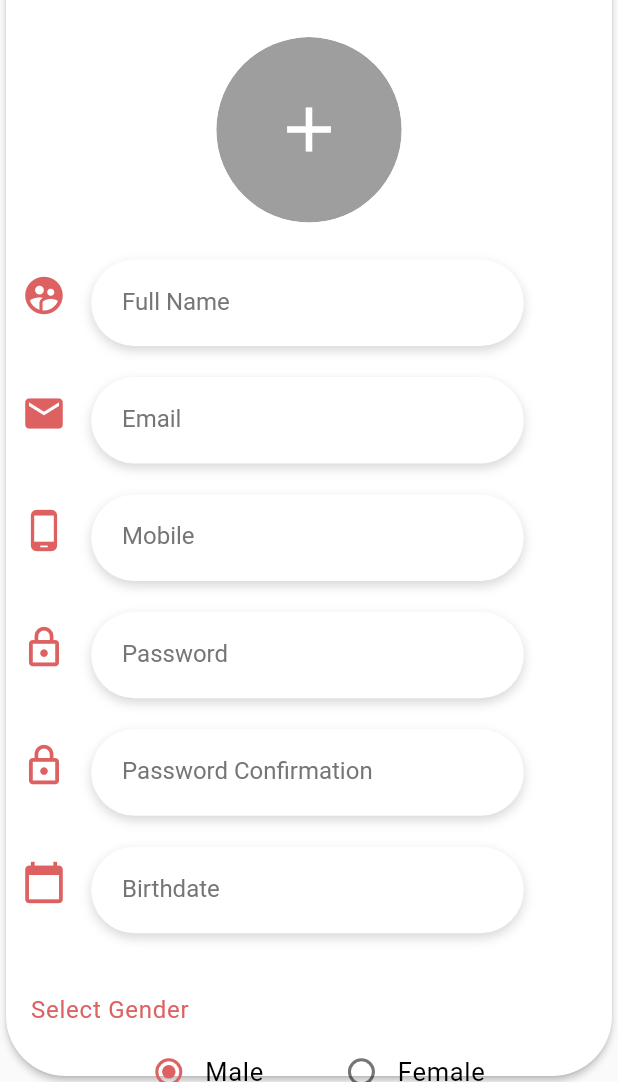
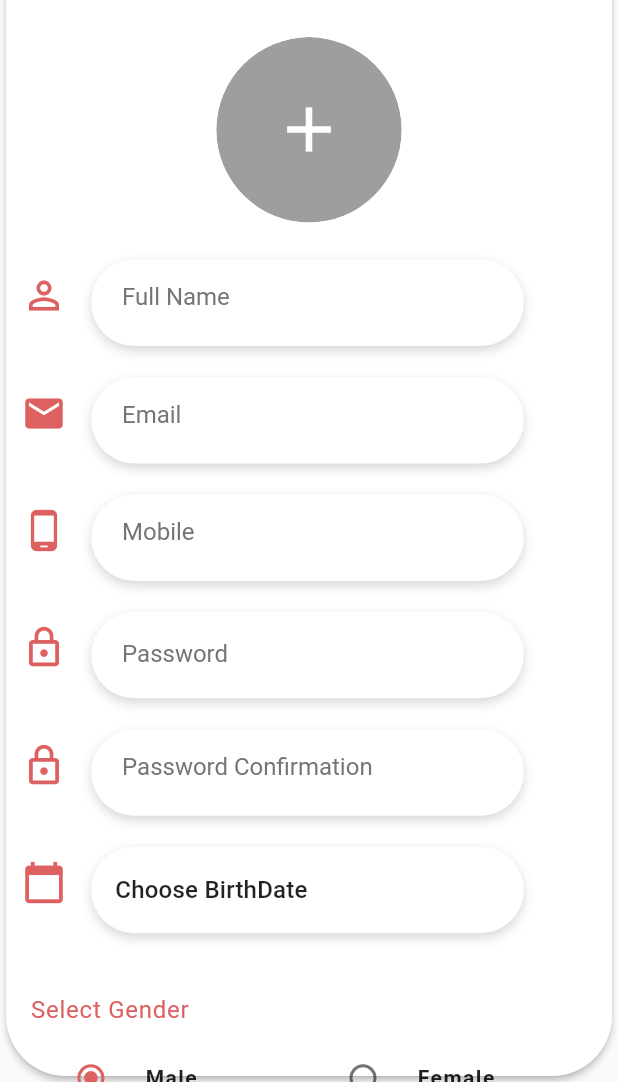
Before and after one commit to beroabraam12/Premedic, a Flutter app: the RegisterCard widget shown alone on an empty page, opened directly, on a phone screen of 412 x 824 dp, the part 154-1236 px from its top. Run offline on Flutter 3.47's test engine with Material 2 defaults, Android fonts, the phone set to English and light mode, and no system bars; our stand-ins replace flutter_signin_button, image_picker, pinput, rating_bar.

Commit message:
fix reg textfields, add Validation, & DatePicker

```diff
--- a/lib/components/Register/registercard.dart
+++ b/lib/components/Register/registercard.dart
@@ -1,9 +1,12 @@
 import 'package:flutter/material.dart';
 import 'package:flutter_signin_button/flutter_signin_button.dart';
 import 'package:image_picker/image_picker.dart';
+import 'package:premedic/pages/home.dart';
 import 'dart:io';
+import 'package:intl/intl.dart';
+import 'package:premedic/pages/login.dart';
 
-import 'package:premedic/pages/login.dart';
+enum Gender { Male, Female }
 
 class RegisterCard extends StatefulWidget {
   @override
@@ -14,8 +17,33 @@ class _RegisterCardState extends State<RegisterCard> {
   String radioButtonItem = 'Gender';
   int id = 1;
   File imageFile;
+  bool _isLoading;
+  DateTime _selectedDate;
 
+  final TextEditingController _passwordTextController = TextEditingController();
+  final GlobalKey<FormState> _formKey = GlobalKey<FormState>();
   final picker = ImagePicker();
+  Gender _gender = Gender.Male;
+
+  String fullName, email, mobile, password, birthDate;
+
+  void _presentDatePicker() {
+    showDatePicker(
+      context: context,
+      initialDate: _selectedDate == null ? DateTime.now() : _selectedDate,
+      firstDate: DateTime(1970, 1),
+      lastDate: DateTime.now(),
+    ).then((pickedDate) {
+      if (pickedDate == null) {
+        return;
+      }
+      setState(() {
+        _selectedDate = pickedDate;
+        // Provider.of<User>(context, listen: false).updatedUser.birthdate =
+        //     pickedDate;
+      });
+    });
+  }
 
   void getImages(BuildContext context, ImageSource source) async {
     final pickedFile = await picker.getImage(source: source, imageQuality: 50);
@@ -81,6 +109,81 @@ class _RegisterCardState extends State<RegisterCard> {
     );
   }
 
+  Widget _buildGenderContainer(mediaQuery) {
+    return Container(
+      margin: EdgeInsets.symmetric(horizontal: mediaQuery.size.width * 0.05),
+      child: Row(
+        children: <Widget>[
+          Flexible(
+            fit: FlexFit.loose,
+            child: RadioListTile<Gender>(
+              title: Text(
+                "Male",
+                style: TextStyle(fontSize: 14),
+              ),
+              value: Gender.Male,
+              groupValue: _gender,
+              onChanged: (Gender value) {
+                setState(() {
+                  _gender = value;
+                });
+              },
+            ),
+          ),
+          Flexible(
+            fit: FlexFit.loose,
+            child: RadioListTile<Gender>(
+              title: Text(
+                "Female",
+                style: TextStyle(fontSize: 14),
+              ),
+              value: Gender.Female,
+              groupValue: _gender,
+              onChanged: (Gender value) {
+                setState(() {
+                  _gender = value;
+                });
+              },
+            ),
+          ),
+        ],
+      ),
+    );
+  }
+
+  Future submitRegister() async {
+    // final authUser = Provider.of<User>(context, listen: false);
+    if (!_formKey.currentState.validate()) {
+      return;
+    }
+    setState(() {
+      _isLoading = true;
+    });
+    _formKey.currentState.save();
+    // user = UserModel(
+    //     name: fullname,
+    //     email: email,
+    //     phoneNumber: phone,
+    //     password: password,
+    //     gender: _gender == Gender.Male ? "Male" : "Female",
+    //     block: false);
+
+    var success = true; // await authUser.signup(user, context);
+    if (success) {
+      setState(() {
+        _isLoading = false;
+      });
+      Navigator.of(context).pushNamedAndRemoveUntil(
+          HomePage.routeName, (Route<dynamic> route) => false);
+    } else {
+      setState(() {
+        _isLoading = false;
+      });
+      // WarningPopup.showWarningDialog(context, false,
+      //     Provider.of<User>(context, listen: false).errorMessage);
+    }
+  }
+
   @override
   Widget build(BuildContext context) {
     var mediaQuery = MediaQuery.of(context);
@@ -111,6 +214,10 @@ class _RegisterCardState extends State<RegisterCard> {
               child: _getImageView(context),
             ),
           ),
+          Form(
+            key: _formKey,
+            child: Column(
+              children: <Widget>[
                 Row(
                   crossAxisAlignment: CrossAxisAlignment.start,
                   mainAxisAlignment: MainAxisAlignment.start,
@@ -118,22 +225,25 @@ class _RegisterCardState extends State<RegisterCard> {
                     Padding(
                       padding: EdgeInsets.only(
                         left:
-                      (mediaQuery.size.width - mediaQuery.padding.left) * 0.025,
-                  top:
-                      (mediaQuery.size.height - mediaQuery.padding.top) * 0.011,
+                            (mediaQuery.size.width - mediaQuery.padding.left) *
+                                0.025,
+                        top: (mediaQuery.size.height - mediaQuery.padding.top) *
+                            0.011,
                       ),
                       child: Icon(
-                  Icons.supervised_user_circle,
+                        Icons.perm_identity,
                         color: Theme.of(context).accentColor,
                         size: Theme.of(context).iconTheme.size,
                       ),
                     ),
                     Padding(
                         padding: EdgeInsets.only(
-                left: (mediaQuery.size.width - mediaQuery.padding.left) * 0.04,
+                      left: (mediaQuery.size.width - mediaQuery.padding.left) *
+                          0.04,
                     )),
                     Container(
-                width: (mediaQuery.size.width - mediaQuery.padding.horizontal) *
+                      width: (mediaQuery.size.width -
+                              mediaQuery.padding.horizontal) *
                           0.7,
                       height: mediaQuery.size.height * 0.07,
                       decoration: BoxDecoration(
@@ -147,8 +257,11 @@ class _RegisterCardState extends State<RegisterCard> {
                         ],
                         borderRadius: BorderRadius.circular(30.00),
                       ),
-                child: TextField(
+                      child: TextFormField(
                         decoration: InputDecoration(
+                            errorStyle: TextStyle(
+                              fontSize: 12.0,
+                            ),
                             hintStyle: Theme.of(context).textTheme.headline3,
                             hintText: 'Full Name',
                             border: InputBorder.none,
@@ -156,12 +269,16 @@ class _RegisterCardState extends State<RegisterCard> {
                               horizontal: (mediaQuery.size.width -
                                       mediaQuery.padding.horizontal) *
                                   0.05,
-                        vertical: (mediaQuery.size.height -
-                                mediaQuery.padding.vertical) *
-                            0.027,
                             )),
                         keyboardType: TextInputType.text,
                         style: TextStyle(fontSize: 18),
+                        validator: (value) {
+                          if (value.length < 2) {
+                            return "Please Enter Your Name Correctly";
+                          }
+                          return null;
+                        },
+                        onSaved: (value) => fullName = value,
                       ),
                     )
                   ],
@@ -177,9 +294,10 @@ class _RegisterCardState extends State<RegisterCard> {
                     Padding(
                       padding: EdgeInsets.only(
                         left:
-                      (mediaQuery.size.width - mediaQuery.padding.left) * 0.025,
-                  top:
-                      (mediaQuery.size.height - mediaQuery.padding.top) * 0.011,
+                            (mediaQuery.size.width - mediaQuery.padding.left) *
+                                0.025,
+                        top: (mediaQuery.size.height - mediaQuery.padding.top) *
+                            0.011,
                       ),
                       child: Icon(
                         Icons.email,
@@ -189,10 +307,12 @@ class _RegisterCardState extends State<RegisterCard> {
                     ),
                     Padding(
                         padding: EdgeInsets.only(
-                left: (mediaQuery.size.width - mediaQuery.padding.left) * 0.04,
+                      left: (mediaQuery.size.width - mediaQuery.padding.left) *
+                          0.04,
                     )),
                     Container(
-                width: (mediaQuery.size.width - mediaQuery.padding.horizontal) *
+                      width: (mediaQuery.size.width -
+                              mediaQuery.padding.horizontal) *
                           0.7,
                       height: mediaQuery.size.height * 0.07,
                       decoration: BoxDecoration(
@@ -206,8 +326,20 @@ class _RegisterCardState extends State<RegisterCard> {
                         ],
                         borderRadius: BorderRadius.circular(30.00),
                       ),
-                child: TextField(
+                      child: TextFormField(
+                        validator: (value) {
+                          if (value.isEmpty ||
+                              !RegExp(r"[a-z0-9!#$%&'*+/=?^_`{|}~-]+(?:\.[a-z0-9!#$%&'*+/=?^_`{|}~-]+)*@(?:[a-z0-9](?:[a-z0-9-]*[a-z0-9])?\.)+[a-z0-9](?:[a-z0-9-]*[a-z0-9])?")
+                                  .hasMatch(value)) {
+                            return 'Please enter a valid email';
+                          }
+                          return null;
+                        },
+                        onSaved: (value) => email = value,
                         decoration: InputDecoration(
+                            errorStyle: TextStyle(
+                              fontSize: 12.0,
+                            ),
                             hintStyle: Theme.of(context).textTheme.headline3,
                             hintText: 'Email',
                             border: InputBorder.none,
@@ -215,9 +347,6 @@ class _RegisterCardState extends State<RegisterCard> {
                               horizontal: (mediaQuery.size.width -
                                       mediaQuery.padding.horizontal) *
                                   0.05,
-                        vertical: (mediaQuery.size.height -
-                                mediaQuery.padding.vertical) *
-                            0.027,
                             )),
                         keyboardType: TextInputType.emailAddress,
                         style: TextStyle(fontSize: 18),
@@ -236,9 +365,10 @@ class _RegisterCardState extends State<RegisterCard> {
                     Padding(
                       padding: EdgeInsets.only(
                         left:
-                      (mediaQuery.size.width - mediaQuery.padding.left) * 0.025,
-                  top:
-                      (mediaQuery.size.height - mediaQuery.padding.top) * 0.011,
+                            (mediaQuery.size.width - mediaQuery.padding.left) *
+                                0.025,
+                        top: (mediaQuery.size.height - mediaQuery.padding.top) *
+                            0.011,
                       ),
                       child: Icon(
                         Icons.phone_android,
@@ -248,10 +378,12 @@ class _RegisterCardState extends State<RegisterCard> {
                     ),
                     Padding(
                         padding: EdgeInsets.only(
-                left: (mediaQuery.size.width - mediaQuery.padding.left) * 0.04,
+                      left: (mediaQuery.size.width - mediaQuery.padding.left) *
+                          0.04,
                     )),
                     Container(
-                width: (mediaQuery.size.width - mediaQuery.padding.horizontal) *
+                      width: (mediaQuery.size.width -
+                              mediaQuery.padding.horizontal) *
                           0.7,
                       height: mediaQuery.size.height * 0.07,
                       decoration: BoxDecoration(
@@ -265,8 +397,11 @@ class _RegisterCardState extends State<RegisterCard> {
                         ],
                         borderRadius: BorderRadius.circular(30.00),
                       ),
-                child: TextField(
+                      child: TextFormField(
                         decoration: InputDecoration(
+                            errorStyle: TextStyle(
+                              fontSize: 12.0,
+                            ),
                             hintStyle: Theme.of(context).textTheme.headline3,
                             hintText: 'Mobile',
                             border: InputBorder.none,
@@ -274,10 +409,16 @@ class _RegisterCardState extends State<RegisterCard> {
                               horizontal: (mediaQuery.size.width -
                                       mediaQuery.padding.horizontal) *
                                   0.05,
-                        vertical: (mediaQuery.size.height -
-                                mediaQuery.padding.vertical) *
-                            0.027,
                             )),
+                        onSaved: (value) => mobile = value,
+                        validator: (value) {
+                          if (value.isEmpty ||
+                              RegExp("^(?:[+0]9)?[0-9]{10}\$")
+                                  .hasMatch(value)) {
+                            return "please enter a valid number";
+                          }
+                          return null;
+                        },
                         keyboardType: TextInputType.phone,
                         style: TextStyle(fontSize: 18),
                       ),
@@ -295,9 +436,10 @@ class _RegisterCardState extends State<RegisterCard> {
                     Padding(
                       padding: EdgeInsets.only(
                         left:
-                      (mediaQuery.size.width - mediaQuery.padding.left) * 0.025,
-                  top:
-                      (mediaQuery.size.height - mediaQuery.padding.top) * 0.011,
+                            (mediaQuery.size.width - mediaQuery.padding.left) *
+                                0.025,
+                        top: (mediaQuery.size.height - mediaQuery.padding.top) *
+                            0.011,
                       ),
                       child: Icon(
                         Icons.lock_outline,
@@ -307,10 +449,12 @@ class _RegisterCardState extends State<RegisterCard> {
                     ),
                     Padding(
                         padding: EdgeInsets.only(
-                left: (mediaQuery.size.width - mediaQuery.padding.left) * 0.04,
+                      left: (mediaQuery.size.width - mediaQuery.padding.left) *
+                          0.04,
                     )),
                     Container(
-                width: (mediaQuery.size.width - mediaQuery.padding.horizontal) *
+                      width: (mediaQuery.size.width -
+                              mediaQuery.padding.horizontal) *
                           0.7,
                       height: mediaQuery.size.height * 0.07,
                       decoration: BoxDecoration(
@@ -324,8 +468,12 @@ class _RegisterCardState extends State<RegisterCard> {
                         ],
                         borderRadius: BorderRadius.circular(30.00),
                       ),
-                child: TextField(
+                      child: TextFormField(
+                        controller: _passwordTextController,
                         decoration: InputDecoration(
+                            errorStyle: TextStyle(
+                              fontSize: 12.0,
+                            ),
                             hintStyle: Theme.of(context).textTheme.headline3,
                             hintText: 'Password',
                             border: InputBorder.none,
@@ -337,6 +485,13 @@ class _RegisterCardState extends State<RegisterCard> {
                                       mediaQuery.padding.vertical) *
                                   0.027,
                             )),
+                        validator: (value) {
+                          if (value.length < 6) {
+                            return "Password must be 6 letters or numbers";
+                          }
+                          return null;
+                        },
+                        onSaved: (String value) => password = value,
                         keyboardType: TextInputType.text,
                         obscureText: true,
                         style: TextStyle(fontSize: 18),
@@ -355,9 +510,10 @@ class _RegisterCardState extends State<RegisterCard> {
                     Padding(
                       padding: EdgeInsets.only(
                         left:
-                      (mediaQuery.size.width - mediaQuery.padding.left) * 0.025,
-                  top:
-                      (mediaQuery.size.height - mediaQuery.padding.top) * 0.011,
+                            (mediaQuery.size.width - mediaQuery.padding.left) *
+                                0.025,
+                        top: (mediaQuery.size.height - mediaQuery.padding.top) *
+                            0.011,
                       ),
                       child: Icon(
                         Icons.lock_outline,
@@ -367,10 +523,12 @@ class _RegisterCardState extends State<RegisterCard> {
                     ),
                     Padding(
                         padding: EdgeInsets.only(
-                left: (mediaQuery.size.width - mediaQuery.padding.left) * 0.04,
+                      left: (mediaQuery.size.width - mediaQuery.padding.left) *
+                          0.04,
                     )),
                     Container(
-                width: (mediaQuery.size.width - mediaQuery.padding.horizontal) *
+                      width: (mediaQuery.size.width -
+                              mediaQuery.padding.horizontal) *
                           0.7,
                       height: mediaQuery.size.height * 0.07,
                       decoration: BoxDecoration(
@@ -384,8 +542,11 @@ class _RegisterCardState extends State<RegisterCard> {
                         ],
                         borderRadius: BorderRadius.circular(30.00),
                       ),
-                child: TextField(
+                      child: TextFormField(
                         decoration: InputDecoration(
+                            errorStyle: TextStyle(
+                              fontSize: 12.0,
+                            ),
                             hintStyle: Theme.of(context).textTheme.headline3,
                             hintText: 'Password Confirmation',
                             border: InputBorder.none,
@@ -393,10 +554,13 @@ class _RegisterCardState extends State<RegisterCard> {
                               horizontal: (mediaQuery.size.width -
                                       mediaQuery.padding.horizontal) *
                                   0.05,
-                        vertical: (mediaQuery.size.height -
-                                mediaQuery.padding.vertical) *
-                            0.027,
                             )),
+                        validator: (value) {
+                          if (_passwordTextController.text != value) {
+                            return "Paswword Not Match";
+                          }
+                          return null;
+                        },
                         keyboardType: TextInputType.text,
                         obscureText: true,
                         style: TextStyle(fontSize: 18),
@@ -408,6 +572,9 @@ class _RegisterCardState extends State<RegisterCard> {
                     padding: EdgeInsets.only(
                         top: (mediaQuery.size.height - mediaQuery.padding.top) *
                             0.025)),
+              ],
+            ),
+          ),
           Row(
             crossAxisAlignment: CrossAxisAlignment.start,
             mainAxisAlignment: MainAxisAlignment.start,
@@ -444,21 +611,17 @@ class _RegisterCardState extends State<RegisterCard> {
                   ],
                   borderRadius: BorderRadius.circular(30.00),
                 ),
-                child: TextField(
-                  decoration: InputDecoration(
-                      hintStyle: Theme.of(context).textTheme.headline3,
-                      hintText: 'Birthdate',
-                      border: InputBorder.none,
-                      contentPadding: EdgeInsets.symmetric(
-                        horizontal: (mediaQuery.size.width -
-                                mediaQuery.padding.horizontal) *
-                            0.05,
-                        vertical: (mediaQuery.size.height -
-                                mediaQuery.padding.vertical) *
-                            0.027,
-                      )),
-                  keyboardType: TextInputType.text,
-                  style: TextStyle(fontSize: 18),
+                child: FlatButton(
+                  onPressed: () => _presentDatePicker(),
+                  child: Row(
+                    children: <Widget>[
+                      Text(
+                        _selectedDate == null
+                            ? 'Choose BirthDate'
+                            : "Picked Date ${DateFormat.yMMMd().format(_selectedDate)}",
+                      ),
+                    ],
+                  ),
                 ),
               )
             ],
@@ -480,46 +643,7 @@ class _RegisterCardState extends State<RegisterCard> {
               top: (mediaQuery.size.height - mediaQuery.padding.top) * 0.01,
             ),
           ),
-          Row(
-            mainAxisAlignment: MainAxisAlignment.center,
-            children: <Widget>[
-              Radio(
-                value: 1,
-                groupValue: id,
-                onChanged: (val) {
-                  setState(() {
-                    radioButtonItem = 'Gender';
-                    id = 1;
-                  });
-                },
-              ),
-              Text(
-                'Male',
-                style: new TextStyle(fontSize: 17.0),
-              ),
-              Padding(
-                  padding: EdgeInsets.symmetric(
-                      horizontal: (mediaQuery.size.width -
-                              mediaQuery.padding.horizontal) *
-                          0.05)),
-              Radio(
-                value: 2,
-                groupValue: id,
-                onChanged: (val) {
-                  setState(() {
-                    radioButtonItem = 'Gender';
-                    id = 2;
-                  });
-                },
-              ),
-              Text(
-                'Female',
-                style: new TextStyle(
-                  fontSize: 17.0,
-                ),
-              ),
-            ],
-          ),
+          _buildGenderContainer(mediaQuery),
           Padding(
             padding: EdgeInsets.only(
               top: (mediaQuery.size.height - mediaQuery.padding.top) * 0.02,
@@ -536,8 +660,7 @@ class _RegisterCardState extends State<RegisterCard> {
                 child: Text("REGISTER", style: TextStyle(color: Colors.white)),
                 color: Theme.of(context).accentColor,
                 onPressed: () {
-                  Navigator.of(context).pushNamedAndRemoveUntil(
-                      '/home', (Route<dynamic> route) => false);
+                  submitRegister();
                 },
               ),
             ),
--- a/pubspec.yaml
+++ b/pubspec.yaml
@@ -27,6 +27,7 @@ dependencies:
   rating_bar: ^0.2.0
   pinput: ^0.2.0
   image_picker: ^0.6.7
+  intl: ^0.16.1
 
 dev_dependencies:
   flutter_test:
```
Also changed, not shown: pubspec.lock. Lines whose indentation alone changed are shown as unchanged.
